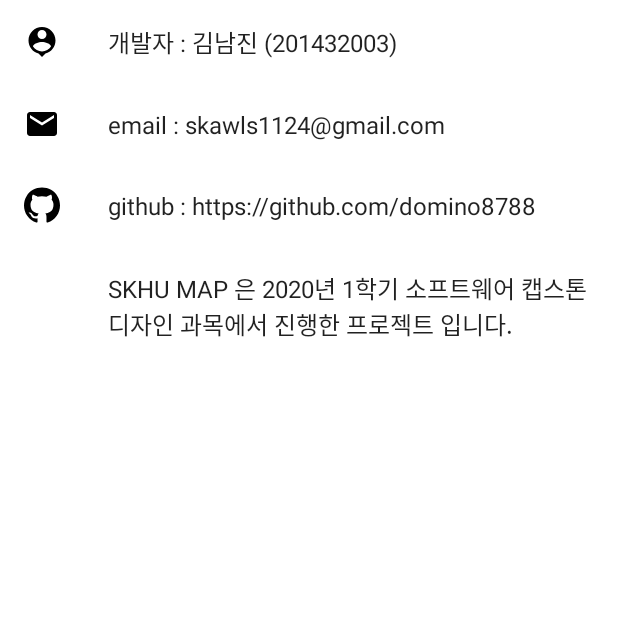
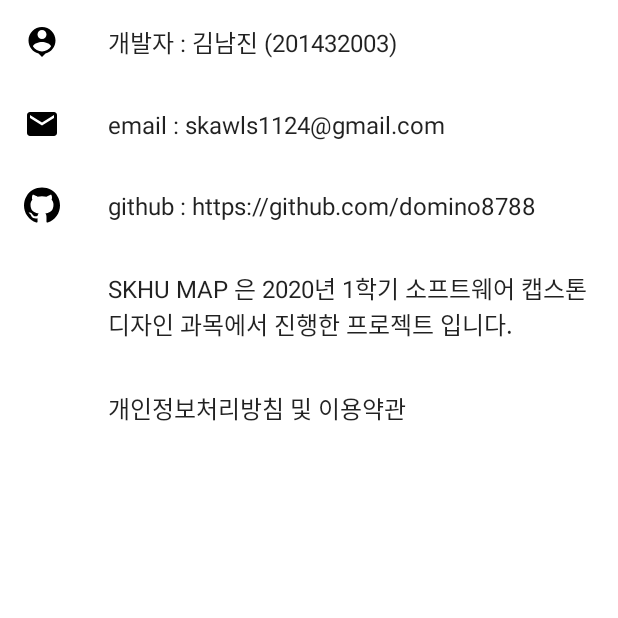
Before and after one commit to domino8788/SKHUMap, an Android app: the fragment AppInfoPreferenceFragment shown on its own in the app's theme, on a phone screen of 412 x 824 dp, the top half of it. Run offline under Robolectric (Android 15) with nearby library versions, the light colour scheme and no system bars; our stand-ins replace androidx.preference; 2 statements that could not run were skipped.

Commit message:
#172 앱 정보 PreferenceFragment에 개인정보처리방침 및 이용약관을 추가

```diff
--- a/app/src/main/res/xml/app_info_preference.xml
+++ b/app/src/main/res/xml/app_info_preference.xml
@@ -23,5 +23,9 @@
         android:title="SKHU MAP 은 2020년 1학기 소프트웨어 캡스톤디자인 과목에서 진행한 프로젝트 입니다. "
         android:layout="@layout/item_my_page_menu_list">
     </Preference>
-
+    <Preference
+        android:key="policy"
+        android:title="개인정보처리방침 및 이용약관"
+        android:layout="@layout/item_my_page_menu_list">
+    </Preference>
 </PreferenceScreen>
```
